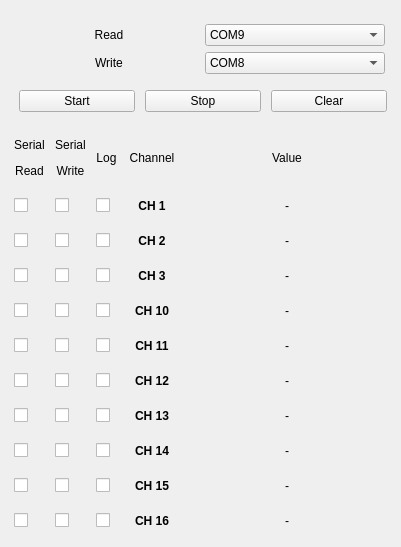
Before: the Qt Designer form main_ui.ui in Dishendramishra/microK, drawn with Qt 5.
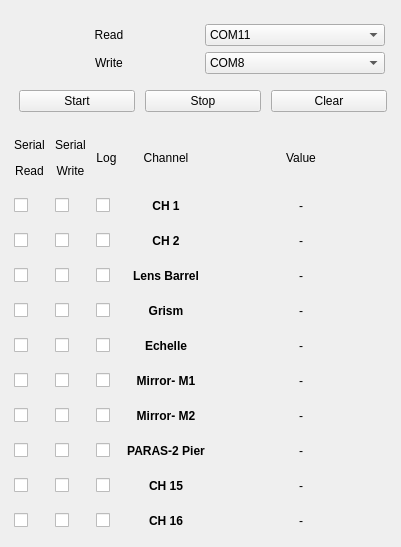
After: the same form once the commit is applied.

Commit message: renamed channelds

Patch:
```diff
--- a/main_ui.ui
+++ b/main_ui.ui
@@ -93,7 +93,7 @@
           </property>
           <item>
            <property name="text">
-            <string>COM9</string>
+            <string>COM11</string>
            </property>
           </item>
           <item>
@@ -408,7 +408,7 @@
            <enum>Qt::LeftToRight</enum>
           </property>
           <property name="text">
-           <string>CH 11</string>
+           <string>Echelle</string>
           </property>
           <property name="alignment">
            <set>Qt::AlignCenter</set>
@@ -437,7 +437,7 @@
            <enum>Qt::LeftToRight</enum>
           </property>
           <property name="text">
-           <string>CH 14</string>
+           <string>PARAS-2 Pier</string>
           </property>
           <property name="alignment">
            <set>Qt::AlignCenter</set>
@@ -475,7 +475,7 @@
            <enum>Qt::LeftToRight</enum>
           </property>
           <property name="text">
-           <string>CH 10</string>
+           <string>Grism</string>
           </property>
           <property name="alignment">
            <set>Qt::AlignCenter</set>
@@ -494,7 +494,7 @@
            <enum>Qt::LeftToRight</enum>
           </property>
           <property name="text">
-           <string>CH 3</string>
+           <string>Lens Barrel</string>
           </property>
           <property name="alignment">
            <set>Qt::AlignCenter</set>
@@ -513,7 +513,7 @@
            <enum>Qt::LeftToRight</enum>
           </property>
           <property name="text">
-           <string>CH 12</string>
+           <string>Mirror- M1</string>
           </property>
           <property name="alignment">
            <set>Qt::AlignCenter</set>
@@ -626,7 +626,7 @@
            <enum>Qt::LeftToRight</enum>
           </property>
           <property name="text">
-           <string>CH 13</string>
+           <string>Mirror- M2</string>
           </property>
           <property name="alignment">
            <set>Qt::AlignCenter</set>
```
Left out of the diff: 2 changed lines with no effect on the pictures. The commit also changes 1 other file.
